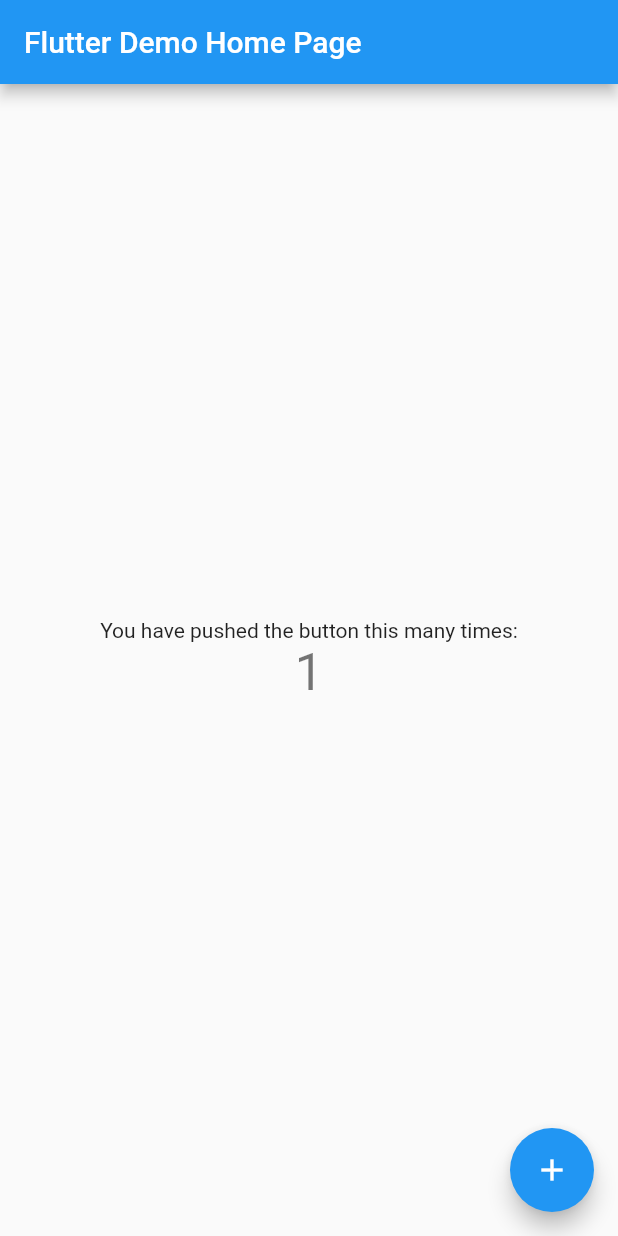
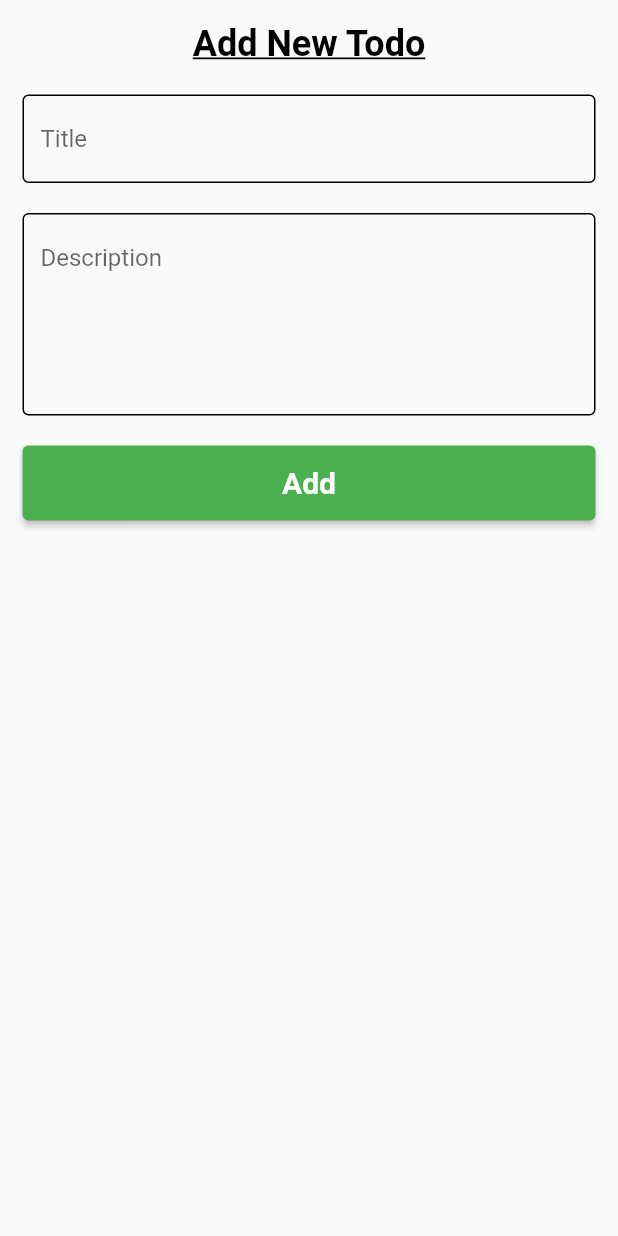
Before and after one commit to fakhruddin07/to_do_app_flutter, a Flutter app: the screen it shows after launch, after a tap on the "add" icon, on a phone screen of 412 x 824 dp. Run offline on Flutter 3.47's test engine with Material 2 defaults, Android fonts, the phone set to English and light mode, and no system bars.

Commit message:
normal commit

```diff
--- /dev/null
+++ b/lib/home screen.dart
@@ -0,0 +1,186 @@
+import 'package:flutter/material.dart';
+
+class HomeScreen extends StatefulWidget {
+  const HomeScreen({super.key});
+
+  @override
+  State<HomeScreen> createState() => _HomeScreenState();
+}
+
+class _HomeScreenState extends State<HomeScreen> {
+  final TextEditingController _titleController = TextEditingController();
+  final TextEditingController _descriptionController = TextEditingController();
+
+  List<Todo> todos = [];
+
+  @override
+  Widget build(BuildContext context) {
+    return Scaffold(
+      appBar: AppBar(
+        title: const Text("To Do"),
+        actions: [
+          IconButton(
+              onPressed: (){
+                todos.clear();
+                if(mounted){
+                  setState(() {});
+                }
+              },
+              icon: const Icon(Icons.playlist_remove)
+          )
+        ],
+      ),
+      floatingActionButton: FloatingActionButton(
+        onPressed: () {
+          addNewTodo();
+        },
+        backgroundColor: Colors.green,
+        child: const Icon(Icons.add),
+      ),
+      body: ListView.separated(
+        itemCount: todos.length,
+        separatorBuilder: (BuildContext context, int index) {
+          return const Divider(
+            height: 1,
+          );
+        },
+        itemBuilder: (context, index) {
+          return ListTile(contentPadding: const EdgeInsets.all(5),
+            onLongPress: (){
+              todos[index].isDone = !todos[index].isDone;
+              if(mounted){
+                setState(() {});
+              }
+            },
+            leading: todos[index].isDone
+                ? const Icon(Icons.done)
+                : const Icon(Icons.close),
+            title: Text(todos[index].title),
+            subtitle: Text(todos[index].description),
+            trailing: FittedBox(
+              child: Column(
+                children: [
+                  IconButton(
+                    onPressed: () {
+                      todos.removeAt(index);
+                      if (mounted) {
+                        setState(() {});
+                      }
+                    },
+                    icon: const Icon(Icons.edit),
+                  ),
+                  IconButton(
+                    onPressed: () {
+                      todos.removeAt(index);
+                      if (mounted) {
+                        setState(() {});
+                      }
+                    },
+                    icon: const Icon(Icons.delete),
+                  ),
+                ],
+              ),
+            ),
+          );
+        },
+      ),
+    );
+  }
+
+  addNewTodo() {
+    showModalBottomSheet(
+      useSafeArea: true,
+      isScrollControlled: true,
+      context: context,
+      builder: (context) {
+        return Padding(
+          padding: const EdgeInsets.all(15.0),
+          child: Column(
+            children: [
+              Text("Add New Todo", style: Theme.of(context).textTheme.displayLarge,),
+
+              const SizedBox(height: 20),
+
+              TextField(
+                controller: _titleController,
+                decoration: const InputDecoration(
+                  hintText: "Title",
+                  focusedBorder: OutlineInputBorder(
+                      borderSide: BorderSide(
+                        color: Colors.black,
+                        width: 2,
+                      )
+                  ),
+                  enabledBorder: OutlineInputBorder(
+                    borderSide: BorderSide(
+                      color: Colors.black,
+                    )
+                  )
+                ),
+              ),
+
+              const SizedBox(height: 20),
+
+              TextField(
+                controller: _descriptionController,
+                keyboardType: TextInputType.multiline,
+                maxLines: 5,
+                decoration: const InputDecoration(
+                  // errorText: "Description can't be empty",
+                  hintText: "Description",
+                  border: OutlineInputBorder(
+                      borderSide: BorderSide(
+                        color: Colors.black,
+                        width: 2,
+                      )
+                  ),
+                    focusedBorder: OutlineInputBorder(
+                        borderSide: BorderSide(
+                          color: Colors.black,
+                          width: 2,
+                        )
+                    ),
+                    enabledBorder: OutlineInputBorder(
+                        borderSide: BorderSide(
+                          color: Colors.black,
+                        )
+                    ),
+                ),
+              ),
+
+              const SizedBox(height: 20,),
+
+              Flexible(
+                fit: FlexFit.loose,
+                child: ElevatedButton(
+                  style: Theme.of(context).elevatedButtonTheme.style,
+                  onPressed: () {
+                    if (_titleController.text.trim().isNotEmpty &&
+                        _descriptionController.text.trim().isNotEmpty) {
+                      todos.add(Todo(_titleController.text.trim(),
+                          _descriptionController.text.trim(), false));
+                      if (mounted) {
+                        setState(() {});
+                      }
+                      _titleController.clear();
+                      _descriptionController.clear();
+                      Navigator.pop(context);
+                    }
+                  },
+                  child: const Text("Add"),
+                ),
+              )
+            ],
+          ),
+        );
+      },
+    );
+  }
+}
+
+class Todo {
+  String title;
+  String description;
+  bool isDone;
+  Todo(this.title, this.description, this.isDone);
+}
--- a/lib/main.dart
+++ b/lib/main.dart
@@ -1,4 +1,6 @@
 import 'package:flutter/material.dart';
+
+import 'home screen.dart';
 
 void main() {
   runApp(const MyApp());
@@ -7,109 +9,35 @@ void main() {
 class MyApp extends StatelessWidget {
   const MyApp({super.key});
 
-  // This widget is the root of your application.
   @override
   Widget build(BuildContext context) {
     return MaterialApp(
-      title: 'Flutter Demo',
+      debugShowCheckedModeBanner: false,
+      title: "To-DO",
       theme: ThemeData(
-        // This is the theme of your application.
-        //
-        // Try running your application with "flutter run". You'll see the
-        // application has a blue toolbar. Then, without quitting the app, try
-        // changing the primarySwatch below to Colors.green and then invoke
-        // "hot reload" (press "r" in the console where you ran "flutter run",
-        // or simply save your changes to "hot reload" in a Flutter IDE).
-        // Notice that the counter didn't reset back to zero; the application
-        // is not restarted.
         primarySwatch: Colors.blue,
+        elevatedButtonTheme: ElevatedButtonThemeData(
+          style: ElevatedButton.styleFrom(
+            backgroundColor: Colors.green,
+            minimumSize: const Size(double.infinity, 50),
+            textStyle: const TextStyle(
+              fontWeight: FontWeight.bold,
+              fontSize: 20,
+            ),
+          ),
+        ),
+        // iconTheme: ,
+        textTheme: const TextTheme(
+          displayLarge: TextStyle(
+            fontWeight: FontWeight.w600,
+            color: Colors.black,
+            fontSize: 24,
+            decoration: TextDecoration.underline,
+            decorationColor: Colors.black,
+          )
+        ),
       ),
-      home: const MyHomePage(title: 'Flutter Demo Home Page'),
+      home: const HomeScreen(),
     );
   }
 }
-
-class MyHomePage extends StatefulWidget {
-  const MyHomePage({super.key, required this.title});
-
-  // This widget is the home page of your application. It is stateful, meaning
-  // that it has a State object (defined below) that contains fields that affect
-  // how it looks.
-
-  // This class is the configuration for the state. It holds the values (in this
-  // case the title) provided by the parent (in this case the App widget) and
-  // used by the build method of the State. Fields in a Widget subclass are
-  // always marked "final".
-
-  final String title;
-
-  @override
-  State<MyHomePage> createState() => _MyHomePageState();
-}
-
-class _MyHomePageState extends State<MyHomePage> {
-  int _counter = 0;
-
-  void _incrementCounter() {
-    setState(() {
-      // This call to setState tells the Flutter framework that something has
-      // changed in this State, which causes it to rerun the build method below
-      // so that the display can reflect the updated values. If we changed
-      // _counter without calling setState(), then the build method would not be
-      // called again, and so nothing would appear to happen.
-      _counter++;
-    });
-  }
-
-  @override
-  Widget build(BuildContext context) {
-    // This method is rerun every time setState is called, for instance as done
-    // by the _incrementCounter method above.
-    //
-    // The Flutter framework has been optimized to make rerunning build methods
-    // fast, so that you can just rebuild anything that needs updating rather
-    // than having to individually change instances of widgets.
-    return Scaffold(
-      appBar: AppBar(
-        // Here we take the value from the MyHomePage object that was created by
-        // the App.build method, and use it to set our appbar title.
-        title: Text(widget.title),
-      ),
-      body: Center(
-        // Center is a layout widget. It takes a single child and positions it
-        // in the middle of the parent.
-        child: Column(
-          // Column is also a layout widget. It takes a list of children and
-          // arranges them vertically. By default, it sizes itself to fit its
-          // children horizontally, and tries to be as tall as its parent.
-          //
-          // Invoke "debug painting" (press "p" in the console, choose the
-          // "Toggle Debug Paint" action from the Flutter Inspector in Android
-          // Studio, or the "Toggle Debug Paint" command in Visual Studio Code)
-          // to see the wireframe for each widget.
-          //
-          // Column has various properties to control how it sizes itself and
-          // how it positions its children. Here we use mainAxisAlignment to
-          // center the children vertically; the main axis here is the vertical
-          // axis because Columns are vertical (the cross axis would be
-          // horizontal).
-          mainAxisAlignment: MainAxisAlignment.center,
-          children: <Widget>[
-            const Text(
-              'You have pushed the button this many times:',
-            ),
-            Text(
-              '$_counter',
-              style: Theme.of(context).textTheme.headlineMedium,
-            ),
-          ],
-        ),
-      ),
-      floatingActionButton: FloatingActionButton(
-        onPressed: _incrementCounter,
-        tooltip: 'Increment',
-        child: const Icon(Icons.add),
-      ), // This trailing comma makes auto-formatting nicer for build methods.
-    );
-  }
-}
```
